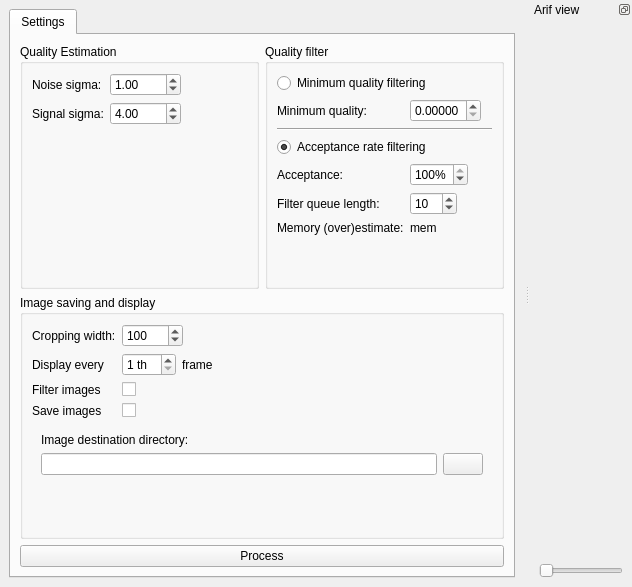
Above: src/arifmainwindow.ui from AD-Vega/arif before the change. Below: the same form after it.
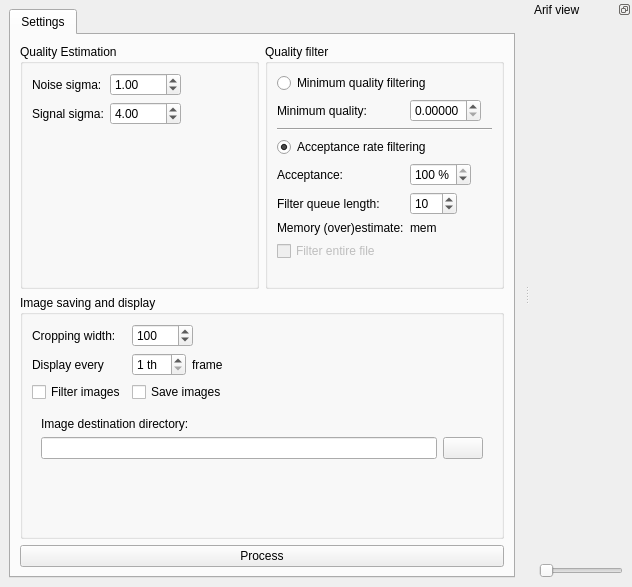
That is the form after the change. Icons and pictures are not drawn. Custom widgets are drawn as their Qt base class.

```diff
--- a/src/arifmainwindow.ui
+++ b/src/arifmainwindow.ui
@@ -148,7 +148,7 @@
              <item row="4" column="1">
               <widget class="QSpinBox" name="acceptanceSpinbox">
                <property name="suffix">
-                <string>%</string>
+                <string> %</string>
                </property>
                <property name="maximum">
                 <number>100</number>
@@ -189,6 +189,16 @@
                </property>
               </widget>
              </item>
+             <item row="8" column="0">
+              <widget class="QCheckBox" name="acceptanceEntireFileCheck">
+               <property name="enabled">
+                <bool>false</bool>
+               </property>
+               <property name="text">
+                <string>Filter entire file</string>
+               </property>
+              </widget>
+             </item>
             </layout>
            </widget>
           </item>
@@ -223,20 +233,6 @@
              </property>
             </widget>
            </item>
-           <item row="3" column="0">
-            <widget class="QLabel" name="label_18">
-             <property name="text">
-              <string>Save images</string>
-             </property>
-            </widget>
-           </item>
-           <item row="3" column="1">
-            <widget class="QCheckBox" name="saveImagesCheck">
-             <property name="text">
-              <string/>
-             </property>
-            </widget>
-           </item>
            <item row="5" column="0" colspan="2">
             <widget class="QFrame" name="imageDestinationBox">
              <property name="enabled">
@@ -293,16 +289,6 @@
              </item>
             </layout>
            </item>
-           <item row="2" column="0">
-            <widget class="QLabel" name="label_10">
-             <property name="text">
-              <string>Filter images</string>
-             </property>
-            </widget>
-           </item>
-           <item row="2" column="1">
-            <widget class="QCheckBox" name="filterCheck"/>
-           </item>
            <item row="1" column="0">
             <widget class="QLabel" name="label">
              <property name="text">
@@ -310,6 +296,20 @@
              </property>
             </widget>
            </item>
+           <item row="3" column="1">
+            <widget class="QCheckBox" name="saveImagesCheck">
+             <property name="text">
+              <string>Save images</string>
+             </property>
+            </widget>
+           </item>
+           <item row="3" column="0">
+            <widget class="QCheckBox" name="filterCheck">
+             <property name="text">
+              <string>Filter images</string>
+             </property>
+            </widget>
+           </item>
           </layout>
          </widget>
         </item>
```
Left out of the diff: 7 changed lines with no effect on the pictures.
